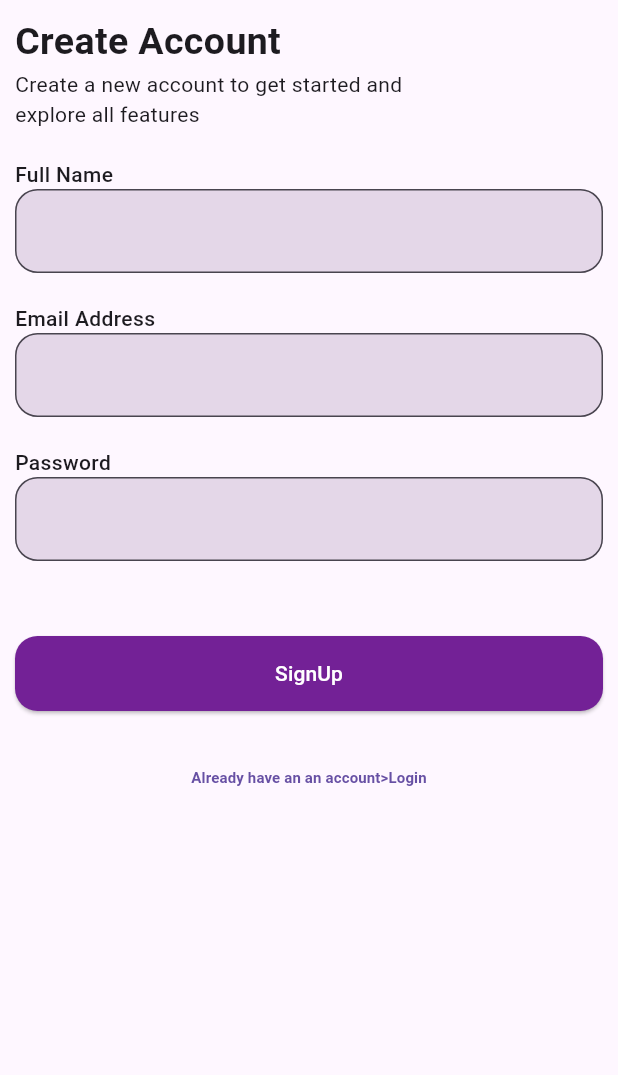
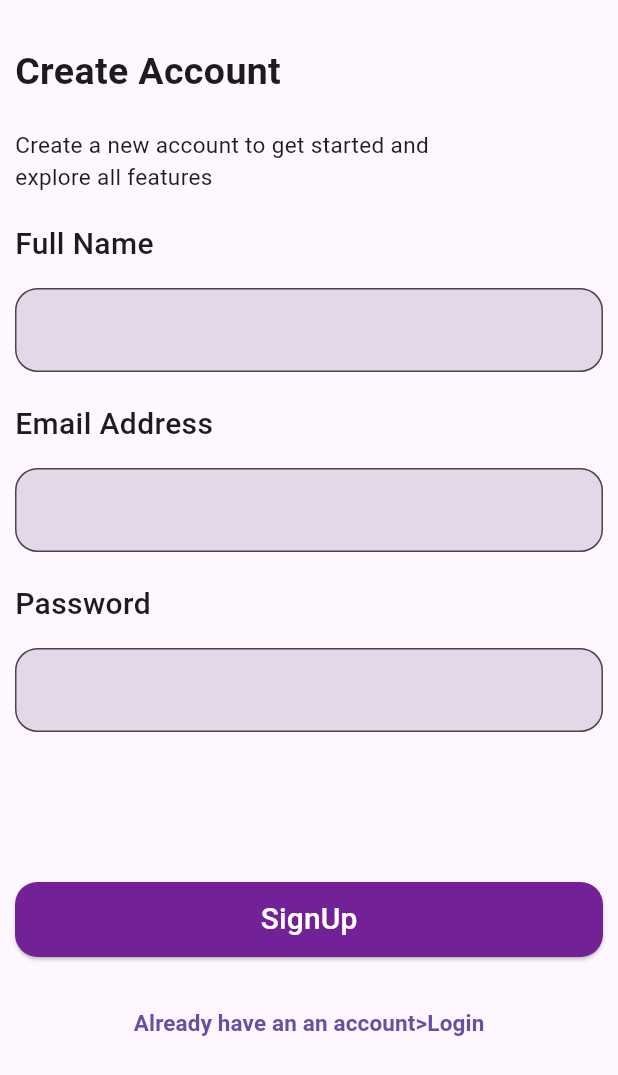
Before and after one commit to wessam2elsayed/firebase_chat_app, a Flutter app: the screen it shows after launch, after a tap on "Get Started", after a tap on "Don't have an account?SignUp", on a phone screen of 412 x 824 dp. Shown: the top 1075 px of the screen. Run offline on Flutter 3.47's test engine with Material 3 defaults, Android fonts, the phone set to English and light mode, and no system bars; our stand-ins replace bloc, cloud_firestore, firebase_auth, firebase_core, flutter_bloc; accounts and stored records are empty.

Commit message:
solve overflow

```diff
--- a/lib/features/auth/presentation/screen/login_screen.dart
+++ b/lib/features/auth/presentation/screen/login_screen.dart
@@ -20,17 +20,20 @@ class LoginScreen extends StatelessWidget {
         padding: const EdgeInsets.symmetric(horizontal: 10),
         child: Form(
           key: formKey,
+          child: SingleChildScrollView(
             child: Column(
               crossAxisAlignment: CrossAxisAlignment.start,
               children: [
                 const SizedBox(height: 20),
                 RowTextImage(),
+                const SizedBox(height: 20),
 
                 Text(
                   AppStrings.email,
 
-                style: TextStyle(fontSize: 10, fontWeight: FontWeight.w500),
+                  style: TextStyle(fontSize: 20, fontWeight: FontWeight.w500),
                 ),
+                const SizedBox(height: 15),
                 TextFormField(
                   controller: context.read<AuthCubit>().emailControllerLogin,
                   decoration: InputDecoration(
@@ -41,13 +44,14 @@ class LoginScreen extends StatelessWidget {
                     ),
                   ),
                 ),
-              const SizedBox(height: 20),
+                const SizedBox(height: 40),
 
                 Text(
                   AppStrings.password,
 
-                style: TextStyle(fontSize: 10, fontWeight: FontWeight.w500),
+                  style: TextStyle(fontSize: 20, fontWeight: FontWeight.w500),
                 ),
+                const SizedBox(height: 15),
                 TextFormField(
                   controller: context.read<AuthCubit>().passwordControllerLogin,
                   obscureText: isPassword,
@@ -72,7 +76,7 @@ class LoginScreen extends StatelessWidget {
                    ForgetWidget(txt: AppStrings.forget, onpressed: () {  },),
                 ],),
 
-              const SizedBox(height: 50),
+                const SizedBox(height: 80),
                 BlocConsumer<AuthCubit, AuthState>(
                   listener: (context, state) {
                     if(state is LoginSuccess){
@@ -87,7 +91,7 @@ class LoginScreen extends StatelessWidget {
                   builder: (context, state) {
                     return SizedBox(
                        width: double.infinity,
-                     height: 30,
+                       height: 50,
                        child: ElevatedButton(
                          style: ElevatedButton.styleFrom(
                            backgroundColor: AppColors.purple
@@ -99,8 +103,9 @@ class LoginScreen extends StatelessWidget {
                          Center(child: CircularProgressIndicator(),)
                          :Text(AppStrings.login,
                          style: TextStyle(
+                          fontSize: 20,
                             color: AppColors.white,
-                          fontWeight: FontWeight.w400
+                            fontWeight: FontWeight.bold
                           ),
                         )
                       ),
@@ -112,6 +117,7 @@ class LoginScreen extends StatelessWidget {
             ),
           ),
         ),
+      ),
     );
   }
 }
--- a/lib/features/auth/presentation/screen/signup_screen.dart
+++ b/lib/features/auth/presentation/screen/signup_screen.dart
@@ -22,22 +22,29 @@ class SignupScreen extends StatelessWidget {
         padding: const EdgeInsets.all(10),
         child: Form(
           key: formKey,
+          child: SingleChildScrollView(
             child: Column(
               crossAxisAlignment: CrossAxisAlignment.start,
               children: [
+                const SizedBox(height: 20),
                 Text(
                   AppStrings.create,
                   style: TextStyle(fontSize: 25, fontWeight: FontWeight.bold),
                 ),
+                const SizedBox(height: 20),
 
-              Text(AppStrings.account),
+                Text(AppStrings.account,
+                style: TextStyle(fontSize: 15,)),
 
                 const SizedBox(height: 20),
 
                 Text(
                   AppStrings.name,
-                style: TextStyle(fontWeight: FontWeight.w500),
+                  style: TextStyle(
+                    fontSize: 20,
+                    fontWeight: FontWeight.w500),
                 ),
+                const SizedBox(height: 15),
 
                 TextFormField(
                   controller: authCubit.nameController,
@@ -54,8 +61,11 @@ class SignupScreen extends StatelessWidget {
 
                 Text(
                   AppStrings.email,
-                style: TextStyle(fontWeight: FontWeight.w500),
+                  style: TextStyle(
+                    fontSize: 20,
+                    fontWeight: FontWeight.w500),
                 ),
+                const SizedBox(height: 15),
 
                 TextFormField(
                   controller: authCubit.emailController,
@@ -72,8 +82,11 @@ class SignupScreen extends StatelessWidget {
 
                 Text(
                   AppStrings.password,
-                style: TextStyle(fontWeight: FontWeight.w500),
+                  style: TextStyle(
+                    fontSize: 20,
+                    fontWeight: FontWeight.w500),
                 ),
+                const SizedBox(height: 15),
 
                 TextFormField(
                   controller: authCubit.passwordController,
@@ -87,29 +100,7 @@ class SignupScreen extends StatelessWidget {
                   ),
                 ),
 
-              // const SizedBox(height: 20,),
-              // SizedBox(
-              //      width: double.infinity,
-              //      height: 30,
-              //      child: ElevatedButton(
-              //        style: ElevatedButton.styleFrom(
-              //          backgroundColor: AppColors.purple
-              //         ),
-              //        onPressed: (){
-              //         context.read<AuthCubit>().login();
-              //        },
-              //        child: state is LoginLoading?
-              //        Center(child: CircularProgressIndicator(),)
-              //        :Text(AppStrings.login,
-              //        style: TextStyle(
-              //           color: AppColors.white,
-              //           fontWeight: FontWeight.w400
-              //         ),
-              //       )
-              //     ),
-
-              //   );
-              const SizedBox(height: 50),
+                const SizedBox(height: 100),
 
                 BlocConsumer<AuthCubit, AuthState>(
                   listener: (context,state){
@@ -142,7 +133,9 @@ class SignupScreen extends StatelessWidget {
                          Center(child: CircularProgressIndicator(),)
                          : Text(
                           AppStrings.signup,
-                        style: TextStyle(color: AppColors.white),
+                          style: TextStyle(
+                            color: AppColors.white,
+                            fontSize: 20),
                         ),
                       ),
                     );
@@ -157,28 +150,15 @@ class SignupScreen extends StatelessWidget {
                     },
                     child: Text(
                       AppStrings.already,
-                    style: TextStyle(fontWeight: FontWeight.bold, fontSize: 10),
+                      style: TextStyle(
+                        fontWeight: FontWeight.bold,
+                         fontSize: 15),
                     ),
                   ),
                 ),
 
-              // Text(AppStrings.confirm,
-              // style: TextStyle(
-              //   fontWeight: FontWeight.w500
-              // ),),
-
-              // TextFormField(
-              //       controller: authCubit.passwordController,
-              //       obscureText: isPassword,
-              //       decoration: InputDecoration(
-              //         fillColor: AppColors.gray,
-              //         filled: true,
-              //         border: OutlineInputBorder(
-              //           borderRadius: BorderRadius.circular(15),
-              //         ),
-              //       ),
-              //     ),
               ],
+            ),
           ),
         ),
       ),
--- a/lib/features/auth/presentation/widgets/forget_widget.dart
+++ b/lib/features/auth/presentation/widgets/forget_widget.dart
@@ -15,7 +15,7 @@ class ForgetWidget extends StatelessWidget {
 
                  style:const TextStyle(
                   color: AppColors.red,
-                  fontSize: 10,
+                  fontSize: 12,
                   fontWeight: FontWeight.w500
                  ),)),
     );
--- a/lib/features/auth/presentation/widgets/row_text_image.dart
+++ b/lib/features/auth/presentation/widgets/row_text_image.dart
@@ -15,6 +15,7 @@ class RowTextImage extends StatelessWidget {
                   Column(
                     crossAxisAlignment: CrossAxisAlignment.start,
                     children: [
+                      const SizedBox(height: 20,),
                        CircleAvatar(
                   backgroundColor: AppColors.black,
                   radius: 15,
@@ -33,15 +34,15 @@ class RowTextImage extends StatelessWidget {
                 const SizedBox(height: 20,),
                       Text(AppStrings.hello,
                       style: TextStyle(
-                        fontSize: 15,
+                        fontSize: 25,
                         fontWeight: FontWeight.bold
                       ),),
 
-                      const SizedBox(height: 10,),
+                      const SizedBox(height: 30,),
 
                       Text(AppStrings.happy,
                       style: TextStyle(
-                        fontSize: 10,
+                        fontSize: 15,
                         fontWeight: FontWeight.w500
                       ),),
                     ],
--- a/lib/features/home/presentation/widgets/search_chat.dart
+++ b/lib/features/home/presentation/widgets/search_chat.dart
@@ -13,7 +13,8 @@ class SearchChat extends StatelessWidget {
                 padding: const EdgeInsets.symmetric(horizontal: 10),
                 child: Container(
                   height: 50,
-                  width: MediaQuery.of(context).size.width/1.3,
+                  width: 250,
+                  // width: MediaQuery.of(context).size.width/1.2,
                   decoration: BoxDecoration(
                     borderRadius: BorderRadius.circular(15),
                     color: AppColors.gray,
--- a/lib/features/on_boarding/on_boarding_screen.dart
+++ b/lib/features/on_boarding/on_boarding_screen.dart
@@ -11,24 +11,27 @@ class OnBoardingScreen extends StatelessWidget {
     return Scaffold(
       backgroundColor: AppColors.white,
       body: Padding(
-        padding: const EdgeInsets.symmetric(horizontal: 30),
+        padding: const EdgeInsets.symmetric(horizontal: 20),
         child: Column(
+          crossAxisAlignment: CrossAxisAlignment.start,
           children: [
-            const SizedBox(height: 15,),
+            const SizedBox(height: 50,),
             Text(AppStrings.get,
             style: TextStyle(
-              fontSize: 30,
+              fontSize: 40,
               fontWeight: FontWeight.bold
             ),),
-            const SizedBox(height: 15,),
+            const SizedBox(height: 30,),
             Text(AppStrings.help,
             style: TextStyle(
-              fontSize: 12,
+              fontSize: 20,
               fontWeight: FontWeight.w500
             ),),
-            const SizedBox(height: 15,),
-            SizedBox(width: 200,height: 250,
+            const SizedBox(height: 30,),
+            SizedBox(width: 400,height: 300,
             child: Image.asset("assets/Screenshot 2026-02-24 231545.png"),),
+
+            const SizedBox(height: 50,),
             InkWell(
               onTap: (){
                 Navigator.pushNamedAndRemoveUntil(
@@ -41,14 +44,15 @@ class OnBoardingScreen extends StatelessWidget {
               },
               child: Padding(
                 padding: const EdgeInsets.symmetric(horizontal: 20),
-                child: Container(width: 200,height: 30,
+                child: Container(width: double.infinity,height: 50,
                 decoration: BoxDecoration(
-                  borderRadius: BorderRadius.circular(10),
+                  borderRadius: BorderRadius.circular(15),
                   color: AppColors.purple
                 ),
                 child: Center(child: Text(AppStrings.start,
                 style: TextStyle(
-                  fontWeight: FontWeight.w400,
+                  fontSize: 20,
+                  fontWeight: FontWeight.bold,
                   color: AppColors.white
                 ),)),
                 ),
```
Lines whose indentation alone changed are shown as unchanged.
